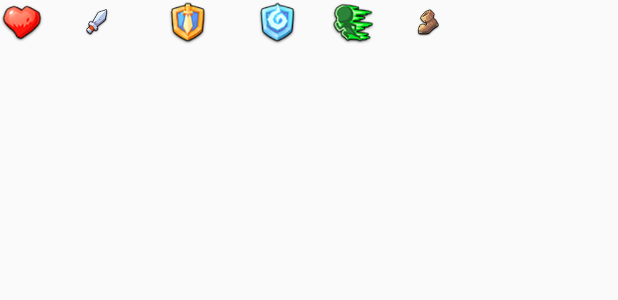
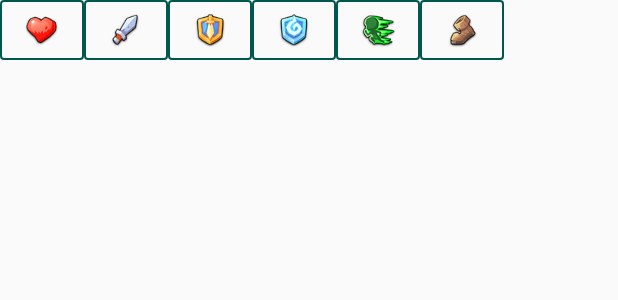
Before and after one commit to cnkaptan/TMonsterWiki, an Android app: the layout monster_level_header.xml on its own in the app's theme, with its tools: preview values and no code run, on a phone screen of 412 x 824 dp. Shown: the top 300 px of the screen. Run offline under Robolectric (Android 15) with nearby library versions, the phone set to English and light mode, and no system bars; network calls fail.

Commit message:
added:level header frame and icon size updated

```diff
--- a/app/src/main/res/layout/activity_monster_detail.xml
+++ b/app/src/main/res/layout/activity_monster_detail.xml
@@ -36,20 +36,20 @@
             app:layout_constraintLeft_toLeftOf="parent"/>
 
     <include
+            android:id="@+id/cv_header"
             android:layout_width="wrap_content"
             android:layout_height="wrap_content"
             layout="@layout/monster_level_header"
             app:layout_constraintTop_toBottomOf="@id/ivMonster"
             app:layout_constraintLeft_toLeftOf="parent"
             app:layout_constraintRight_toRightOf="parent"
-            android:layout_marginRight="10dp"/>
+            android:layout_marginTop="10dp"/>
 
     <com.google.android.material.card.MaterialCardView
             android:id="@+id/cv_container_levels"
             android:layout_width="match_parent"
             android:layout_height="wrap_content"
-            app:layout_constraintTop_toBottomOf="@id/ivMonster"
-            android:layout_marginTop="29dp"
+            app:layout_constraintTop_toBottomOf="@id/cv_header"
             android:layout_marginLeft="8dp"
             android:layout_marginRight="8dp">
 
--- a/app/src/main/res/layout/item_layout_levels.xml
+++ b/app/src/main/res/layout/item_layout_levels.xml
@@ -16,6 +16,7 @@
                 android:layout_gravity="top"
                 android:background="@drawable/level_content_cell"
                 android:text="Health"
+                android:textAlignment="center"
                 android:textSize="18sp" />
 
         <TextView
@@ -25,6 +26,7 @@
                 android:layout_gravity="top"
                 android:background="@drawable/level_content_cell"
                 android:text="Damage"
+                android:textAlignment="center"
                 android:textSize="18sp" />
 
         <TextView
@@ -34,6 +36,7 @@
                 android:layout_gravity="top"
                 android:background="@drawable/level_content_cell"
                 android:text="PhyDef"
+                android:textAlignment="center"
                 android:textSize="18sp" />
 
         <TextView
@@ -43,6 +46,7 @@
                 android:layout_gravity="top"
                 android:background="@drawable/level_content_cell"
                 android:text="MagDef"
+                android:textAlignment="center"
                 android:textSize="18sp" />
 
         <TextView
--- a/app/src/main/res/layout/monster_level_header.xml
+++ b/app/src/main/res/layout/monster_level_header.xml
@@ -5,45 +5,45 @@
                 android:orientation="horizontal">
 
         <androidx.appcompat.widget.AppCompatImageView
-                android:layout_width="30dp"
-                android:layout_height="30dp"
+                android:layout_width="56dp"
+                android:layout_height="40dp"
                 android:layout_gravity="center"
-                android:layout_marginRight="0dp"
+                android:background="@drawable/level_content_cell"
                 android:src="@drawable/icon_attr_hp"/>
 
         <androidx.appcompat.widget.AppCompatImageView
-                android:layout_width="30dp"
-                android:layout_height="20dp"
+                android:layout_width="56dp"
+                android:layout_height="match_parent"
                 android:layout_gravity="center"
-                android:layout_marginLeft="20dp"
+                android:background="@drawable/level_content_cell"
                 android:src="@drawable/icon_attr_dmg"/>
 
         <androidx.appcompat.widget.AppCompatImageView
-                android:layout_width="30dp"
-                android:layout_height="30dp"
+                android:layout_width="56dp"
+                android:layout_height="match_parent"
                 android:layout_gravity="center"
-                android:layout_marginLeft="30dp"
+                android:background="@drawable/level_content_cell"
                 android:src="@drawable/icon_attr_def_phy"/>
 
         <androidx.appcompat.widget.AppCompatImageView
-                android:layout_width="30dp"
-                android:layout_height="30dp"
+                android:layout_width="56dp"
+                android:layout_height="match_parent"
                 android:layout_gravity="center"
-                android:layout_marginLeft="30dp"
+                android:background="@drawable/level_content_cell"
                 android:src="@drawable/icon_attr_def_mag"/>
 
         <androidx.appcompat.widget.AppCompatImageView
-                android:layout_width="30dp"
-                android:layout_height="30dp"
+                android:layout_width="56dp"
+                android:layout_height="match_parent"
                 android:layout_gravity="center"
-                android:layout_marginLeft="20dp"
+                android:background="@drawable/level_content_cell"
                 android:src="@drawable/icon_attr_speed"/>
 
-    <androidx.appcompat.widget.AppCompatImageView
-            android:layout_width="30dp"
-            android:layout_height="20dp"
-            android:layout_gravity="center"
-            android:layout_marginLeft="20dp"
-            android:src="@drawable/icon_attr_move"/>
+        <androidx.appcompat.widget.AppCompatImageView
+                android:layout_width="56dp"
+                android:layout_height="match_parent"
+                android:layout_gravity="center"
+                android:background="@drawable/level_content_cell"
+                android:src="@drawable/icon_attr_move"/>
 
 </LinearLayout>
```
